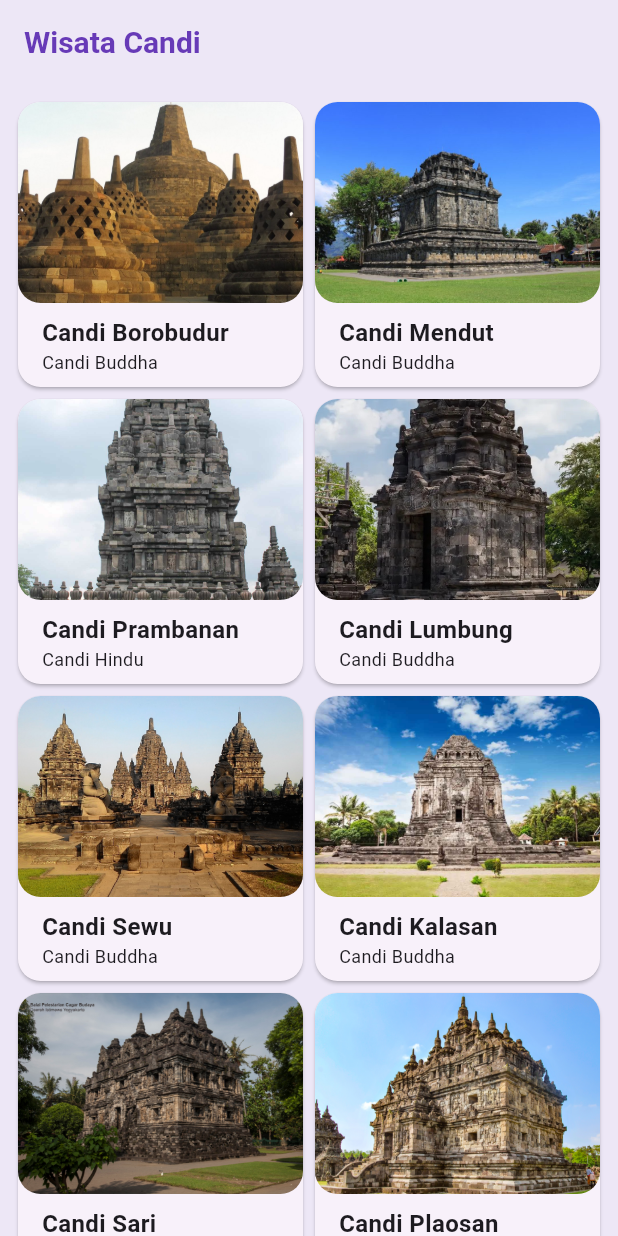
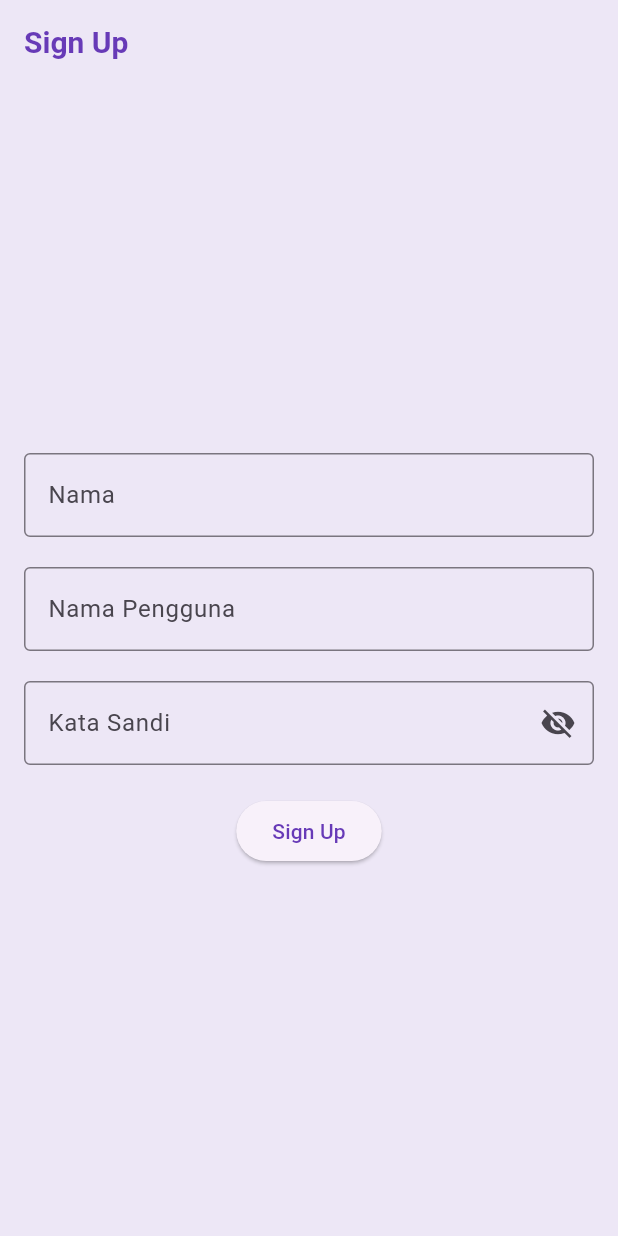
Before and after one commit to fiyarraARP19/wisata_candi, a Flutter app: the screen it shows after launch, on a phone screen of 412 x 824 dp. Run offline on Flutter 3.47's test engine with Material 2 defaults, Android fonts, the phone set to English and light mode, and no system bars.

Commit message:
wisata candi

```diff
--- a/lib/screens/home_screen.dart
+++ b/lib/screens/home_screen.dart
@@ -1,7 +1,7 @@
 import 'package:flutter/material.dart';
 import 'package:wisata_candi/data/candi_data.dart';
 import 'package:wisata_candi/models/candi.dart';
-import 'package:wisata_candi/screens/item_card.dart';
+import 'package:wisata_candi/widgets/item_card.dart';
 
 
 class HomeScreen extends StatefulWidget {
--- /dev/null
+++ b/lib/screens/sign_up_screen.dart
@@ -0,0 +1,115 @@
+import 'package:flutter/gestures.dart';
+import 'package:flutter/material.dart';
+
+class SignUpScreen extends StatefulWidget {
+  SignUpScreen({super.key});
+
+  @override
+  State<StatefulWidget> createState() => _SignUpScreenState();
+}
+
+class _SignUpScreenState extends State<SignUpScreen> {
+  // TODO: 1 Deklarasikan variabel
+  final TextEditingController _fullnameController = TextEditingController();
+  final TextEditingController _usernameController = TextEditingController();
+  final TextEditingController _passwordController = TextEditingController();
+
+  String _errorText = '';
+
+  bool _obscurePassword = true;
+
+  // TODO: 1. Membuat fungsi _signUp
+  void _signUp() async {
+    String name = _fullnameController.text.trim();
+    String username = _usernameController.text.trim();
+    String password = _passwordController.text.trim();
+
+    if(password.length < 8 ||
+        !password.contains(RegExp(r'[A-Z]')) ||
+        !password.contains(RegExp(r'[a-z]')) ||
+        !password.contains(RegExp(r'[0-9]')) ||
+        !password.contains(RegExp(r'[@#$%^&*(),.?":{}|<>]'))) {
+      setState(() {
+        _errorText = 'Minimal 8 karakter kombinasi [A-Z], [a-z], [0-9], [@#\\\$%^&*(),.?":{}|<>]';
+      });
+    };
+    print('* Sign Up berhasil');
+    print('fullname: $name');
+    print('username: $username');
+    print('password: $password');
+    return;
+  }
+
+  // TODO: 2. Membuat fungsi dispose
+  @override
+  Widget build(BuildContext context){
+    return Scaffold(
+      // TODO: 2 Pasang AppBar
+      appBar: AppBar(title: Text('Sign Up'),),
+      // TODO: 3 Pasang body
+      body: Center(
+        child: SingleChildScrollView(
+          child: Padding(
+            padding: const EdgeInsets.all(16),
+            child: Form(
+                child: Column(
+                  // TODO: 4 Atur mainAxisAlignment dan crossAlignment
+                  mainAxisAlignment: MainAxisAlignment.center,
+                  crossAxisAlignment: CrossAxisAlignment.center,
+                  children: [
+                    TextFormField(
+                      controller: _fullnameController,
+                      decoration: InputDecoration(
+                        labelText: "Nama",
+                        border: OutlineInputBorder(),
+                      ),
+                    ),
+                    // TODO: 5 Pasang TextFormField Nama Pengguna
+                    SizedBox(height: 20),
+                    TextFormField(
+                      controller: _usernameController,
+                      decoration: InputDecoration(
+                        labelText: "Nama Pengguna",
+                        border: OutlineInputBorder(),
+                      ),
+                    ),
+                    // TODO: 6 Pasang TextFormField Kata Sandi
+                    SizedBox(height: 20),
+                    TextFormField(
+                      controller: _passwordController,
+                      decoration: InputDecoration(
+                          labelText: "Kata Sandi",
+                          errorText: _errorText.isNotEmpty
+                              ? _errorText
+                              : null,
+                          border: OutlineInputBorder(),
+                          suffixIcon: IconButton(
+                            onPressed: (){
+                              setState(() {
+                                _obscurePassword = !_obscurePassword;
+                              });
+                            },
+                            icon: Icon(
+                                _obscurePassword
+                                    ? Icons.visibility_off
+                                    : Icons.visibility
+                            ),
+                          )
+                      ),
+                      obscureText: _obscurePassword,
+                    ),
+                    // TODO: 7 Pasang ElevatedButton Sign Up
+                    SizedBox(height: 20),
+                    ElevatedButton(
+                        onPressed: _signUp,
+                        child: Text('Sign Up')),
+
+                  ],
+                )
+            ),
+          ),
+        ),
+      ),
+    );
+  }
+}
```
Also changed, not shown: lib/main.dart (+66 -2 lines), lib/screens/favorite_screen.dart (added, +15 -0 lines), lib/widgets/item_card.dart (line endings or trailing spaces).
